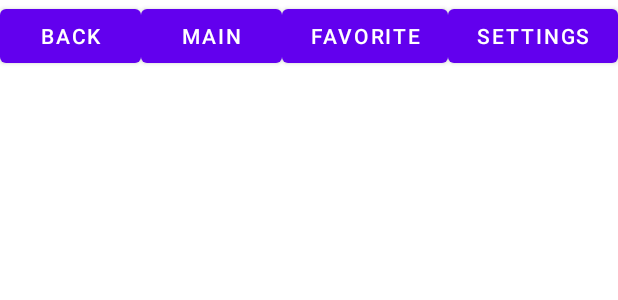
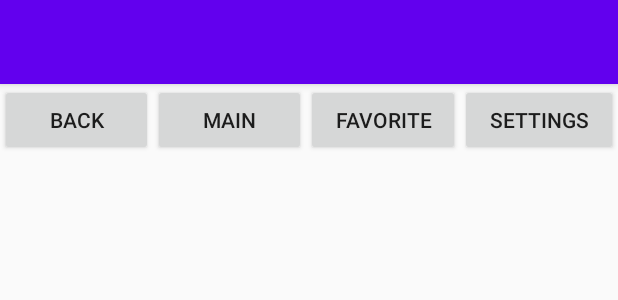
Before and after one commit to Gravitana/GB-2-07-Fragments, an Android app: the layout activity_main.xml on its own in the app's theme, with its tools: preview values and no code run, on a phone screen of 412 x 824 dp. Shown: the top 300 px of the screen. Run offline under Robolectric (Android 15) with nearby library versions, the phone set to English and light mode, and no system bars.

Commit message:
Toolbar with menu and search field

```diff
--- a/app/build.gradle
+++ b/app/build.gradle
@@ -34,6 +34,10 @@ dependencies {
     implementation 'com.google.android.material:material:1.3.0'
     implementation 'androidx.constraintlayout:constraintlayout:2.0.4'
     implementation 'androidx.legacy:legacy-support-v4:1.0.0'
+
+    implementation 'androidx.coordinatorlayout:coordinatorlayout:1.1.0'
+    implementation 'com.google.android.material:material:1.3.0'
+
     testImplementation 'junit:junit:4.+'
     androidTestImplementation 'androidx.test.ext:junit:1.1.2'
     androidTestImplementation 'androidx.test.espresso:espresso-core:3.3.0'
--- a/app/src/main/AndroidManifest.xml
+++ b/app/src/main/AndroidManifest.xml
@@ -8,7 +8,7 @@
         android:label="@string/app_name"
         android:roundIcon="@mipmap/ic_launcher_round"
         android:supportsRtl="true"
-        android:theme="@style/Theme.GB207Fragments">
+        android:theme="@style/AppTheme.NoActionBar">
         <activity android:name=".MainActivity">
             <intent-filter>
                 <action android:name="android.intent.action.MAIN" />
--- a/app/src/main/res/layout/activity_main.xml
+++ b/app/src/main/res/layout/activity_main.xml
@@ -1,49 +1,27 @@
 <?xml version="1.0" encoding="utf-8"?>
-<LinearLayout xmlns:android="http://schemas.android.com/apk/res/android"
+<androidx.coordinatorlayout.widget.CoordinatorLayout
+    xmlns:android="http://schemas.android.com/apk/res/android"
     xmlns:app="http://schemas.android.com/apk/res-auto"
     xmlns:tools="http://schemas.android.com/tools"
     android:layout_width="match_parent"
     android:layout_height="match_parent"
-    android:orientation="vertical"
     tools:context=".MainActivity">
 
-    <LinearLayout
+    <com.google.android.material.appbar.AppBarLayout
         android:layout_width="match_parent"
         android:layout_height="wrap_content"
-        android:orientation="horizontal">
+        android:theme="@style/AppTheme.AppBarOverlay">
 
-        <Button
-            android:id="@+id/buttonBack"
-            android:layout_width="wrap_content"
-            android:layout_height="wrap_content"
-            android:layout_weight="1"
-            android:text="@string/back" />
+        <androidx.appcompat.widget.Toolbar
+            android:id="@+id/toolbar"
+            android:layout_width="match_parent"
+            android:layout_height="?attr/actionBarSize"
+            android:background="?attr/colorPrimary"
+            app:popupTheme="@style/AppTheme.PopupOverlay">
+        </androidx.appcompat.widget.Toolbar>
 
-        <Button
-            android:id="@+id/buttonMain"
-            android:layout_width="wrap_content"
-            android:layout_height="wrap_content"
-            android:layout_weight="1"
-            android:text="@string/main" />
+    </com.google.android.material.appbar.AppBarLayout>
 
-        <Button
-            android:id="@+id/buttonFavorite"
-            android:layout_width="wrap_content"
-            android:layout_height="wrap_content"
-            android:layout_weight="1"
-            android:text="@string/favorite" />
+    <include layout="@layout/content_main" />
 
-        <Button
-            android:id="@+id/buttonSettings"
-            android:layout_width="wrap_content"
-            android:layout_height="wrap_content"
-            android:layout_weight="1"
-            android:text="@string/settings" />
-    </LinearLayout>
-
-    <FrameLayout
-        android:id="@+id/fragment_container"
-        android:layout_width="match_parent"
-        android:layout_height="match_parent"/>
-
-</LinearLayout>
+</androidx.coordinatorlayout.widget.CoordinatorLayout>
--- /dev/null
+++ b/app/src/main/res/layout/content_main.xml
@@ -0,0 +1,51 @@
+<?xml version="1.0" encoding="utf-8"?>
+<LinearLayout xmlns:android="http://schemas.android.com/apk/res/android"
+    xmlns:app="http://schemas.android.com/apk/res-auto"
+    xmlns:tools="http://schemas.android.com/tools"
+    android:layout_width="match_parent"
+    android:layout_height="match_parent"
+    android:orientation="vertical"
+    app:layout_behavior="@string/appbar_scrolling_view_behavior"
+    tools:context=".MainActivity"
+    tools:showIn="@layout/activity_main">
+
+    <LinearLayout
+        android:layout_width="match_parent"
+        android:layout_height="wrap_content"
+        android:orientation="horizontal">
+
+        <Button
+            android:id="@+id/buttonBack"
+            android:layout_width="wrap_content"
+            android:layout_height="wrap_content"
+            android:layout_weight="1"
+            android:text="@string/back" />
+
+        <Button
+            android:id="@+id/buttonMain"
+            android:layout_width="wrap_content"
+            android:layout_height="wrap_content"
+            android:layout_weight="1"
+            android:text="@string/main" />
+
+        <Button
+            android:id="@+id/buttonFavorite"
+            android:layout_width="wrap_content"
+            android:layout_height="wrap_content"
+            android:layout_weight="1"
+            android:text="@string/favorite" />
+
+        <Button
+            android:id="@+id/buttonSettings"
+            android:layout_width="wrap_content"
+            android:layout_height="wrap_content"
+            android:layout_weight="1"
+            android:text="@string/settings" />
+    </LinearLayout>
+
+    <FrameLayout
+        android:id="@+id/fragment_container"
+        android:layout_width="match_parent"
+        android:layout_height="match_parent"/>
+
+</LinearLayout>
--- a/app/src/main/res/values/strings.xml
+++ b/app/src/main/res/values/strings.xml
@@ -12,6 +12,5 @@
     <string name="favorite">Favorite</string>
     <string name="main">Main</string>
     <string name="back">Back</string>
-    <!-- TODO: Remove or change this placeholder text -->
-    <string name="hello_blank_fragment">Hello blank fragment</string>
+    <string name="search">search</string>
 </resources>
--- /dev/null
+++ b/app/src/main/res/values/styles.xml
@@ -0,0 +1,20 @@
+<?xml version="1.0" encoding="utf-8"?>
+<resources>
+    <!-- Base application theme. -->
+    <style name="AppTheme" parent="Theme.AppCompat.Light.DarkActionBar">
+        <!-- Customize your theme here. -->
+        <item name="colorPrimary">@color/colorPrimary</item>
+        <item name="colorPrimaryDark">@color/colorPrimaryDark</item>
+        <item name="colorAccent">@color/colorAccent</item>
+    </style>
+
+    <style name="AppTheme.NoActionBar">
+        <item name="windowActionBar">false</item>
+        <item name="windowNoTitle">true</item>
+    </style>
+
+    <style name="AppTheme.AppBarOverlay" parent="ThemeOverlay.AppCompat.Dark.ActionBar" />
+
+    <style name="AppTheme.PopupOverlay" parent="ThemeOverlay.AppCompat.Light" />
+
+</resources>
```
Also changed, not shown: app/src/main/java/com/example/gb_2_07_fragments/MainActivity.java (+53 -0 lines), app/src/main/res/menu/main.xml (added, +28 -0 lines).
